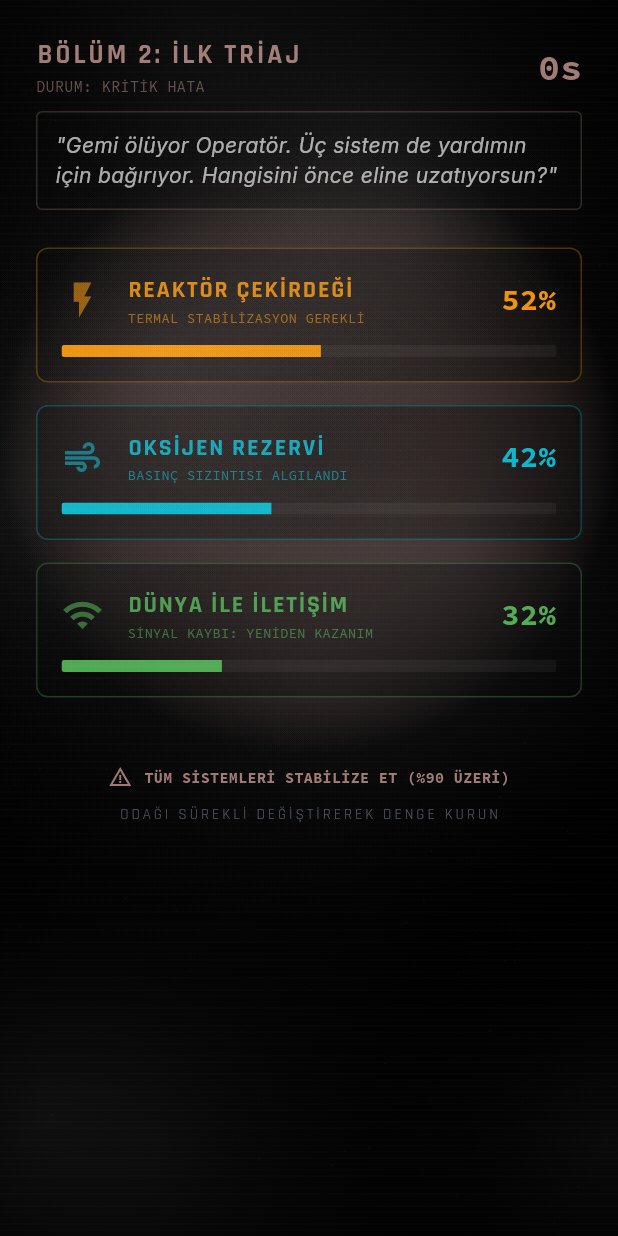
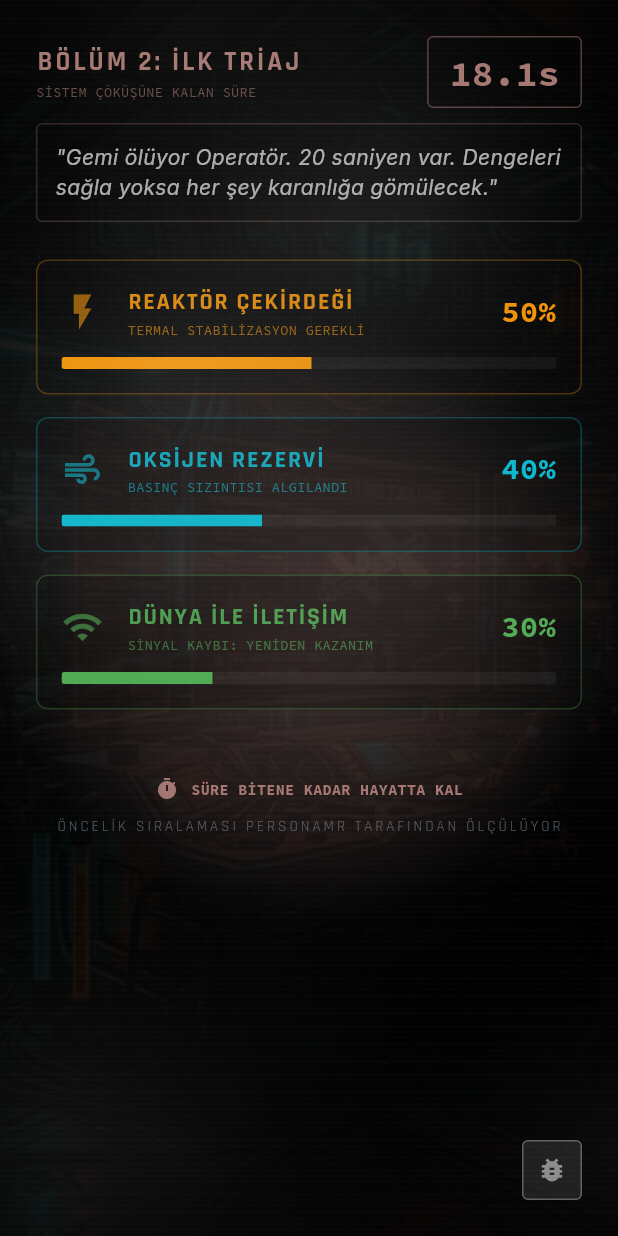
Before and after one commit to beratmertdurmazer/horizon, a Flutter app: the Chapter2Screen screen opened directly, on a phone screen of 412 x 824 dp. Run offline on Flutter 3.47's test engine with Material 3 defaults, Android fonts, the phone set to English and light mode, and no system bars; our stand-ins replace google_fonts, web; missing offline and left inert: dart:js_interop.

Commit message:
UI: Darkened backgrounds for better readability and fixed stack constraints

```diff
--- a/lib/screens/chapter2_screen.dart
+++ b/lib/screens/chapter2_screen.dart
@@ -6,6 +6,7 @@ import 'package:horizon_protocol/core/app_theme.dart';
 import 'package:horizon_protocol/services/persona_mr.dart';
 import 'package:horizon_protocol/services/audio_service.dart';
 import 'package:horizon_protocol/screens/chapter3_screen.dart';
+import 'package:horizon_protocol/widgets/dev_nav.dart';
 
 class Chapter2Screen extends StatefulWidget {
   const Chapter2Screen({super.key});
@@ -17,14 +18,20 @@ class Chapter2Screen extends StatefulWidget {
 enum TriageSystem { reactor, oxygen, comms, none }
 
 class _Chapter2ScreenState extends State<Chapter2Screen> with TickerProviderStateMixin {
+  // Sistem Durumları (0.0 - 1.0)
   double _reactorHealth = 0.6;
   double _oxygenLevel = 0.5;
   double _commsSignal = 0.4;
+
   TriageSystem _focusedSystem = TriageSystem.none;
   bool _isCompleted = false;
-  late Stopwatch _stopwatch;
+
+  // Geri Sayım Süresi (20 Saniye)
+  double _timeLeft = 20.0;
   Timer? _tickTimer;
   Timer? _heartbeatTimer;
+
+  // PersonaMR Bilgileri
   TriageSystem? _firstPriority;
   Map<TriageSystem, double> _timeSpent = {
     TriageSystem.reactor: 0,
@@ -40,10 +47,10 @@ class _Chapter2ScreenState extends State<Chapter2Screen> with TickerProviderStat
   @override
   void initState() {
     super.initState();
-    _stopwatch = Stopwatch()..start();
     _pulseController = AnimationController(duration: const Duration(seconds: 2), vsync: this)..repeat(reverse: true);
     _stressController = AnimationController(duration: const Duration(milliseconds: 600), vsync: this)..repeat(reverse: true);
     _glitchController = AnimationController(duration: const Duration(milliseconds: 150), vsync: this);
+
     _startTicking();
     _startHeartbeat();
   }
@@ -51,12 +58,23 @@ class _Chapter2ScreenState extends State<Chapter2Screen> with TickerProviderStat
   void _startTicking() {
     _tickTimer = Timer.periodic(const Duration(milliseconds: 50), (timer) {
       if (_isCompleted) return;
+
       setState(() {
-        double decayFactor = 0.002;
-        double repairFactor = 0.008;
+        _timeLeft -= 0.05; // 50ms = 0.05s
+
+        if (_timeLeft <= 0) {
+          _timeLeft = 0;
+          _completeTriage();
+          return;
+        }
+
+        double decayFactor = 0.0025; // Biraz daha hızlandırdım kaosu artırmak için
+        double repairFactor = 0.012; // Odaklanıldığında daha hızlı iyileşme
+
         _reactorHealth -= decayFactor;
         _oxygenLevel -= decayFactor;
         _commsSignal -= decayFactor;
+
         if (_focusedSystem != TriageSystem.none) {
           _timeSpent[_focusedSystem] = (_timeSpent[_focusedSystem] ?? 0) + 50;
           switch (_focusedSystem) {
@@ -66,11 +84,14 @@ class _Chapter2ScreenState extends State<Chapter2Screen> with TickerProviderStat
             default: break;
           }
         }
+
         _reactorHealth = _reactorHealth.clamp(0.0, 1.0);
         _oxygenLevel = _oxygenLevel.clamp(0.0, 1.0);
         _commsSignal = _commsSignal.clamp(0.0, 1.0);
-        if (_reactorHealth > 0.9 && _oxygenLevel > 0.9 && _commsSignal > 0.9) _completeTriage();
-        if (_reactorHealth <= 0 || _oxygenLevel <= 0 || _commsSignal <= 0) _triggerGlitch();
+
+        if (_reactorHealth <= 0 || _oxygenLevel <= 0 || _commsSignal <= 0) {
+           _triggerGlitch();
+        }
       });
     });
   }
@@ -78,10 +99,16 @@ class _Chapter2ScreenState extends State<Chapter2Screen> with TickerProviderStat
   void _startHeartbeat() {
     _heartbeatTimer?.cancel();
     double minHealth = math.min(_reactorHealth, math.min(_oxygenLevel, _commsSignal));
-    int bpm = (60 + (40 * (1.0 - minHealth)) + (_stopwatch.elapsed.inSeconds * 2)).clamp(60, 180).toInt();
+    // Süre azaldıkça ve can azaldıkça nabız artar
+    int bpm = (60 + (60 * (1.0 - minHealth)) + ((20 - _timeLeft) * 3)).clamp(60, 200).toInt();
+
     _stressController.duration = Duration(milliseconds: (30000 / bpm).toInt());
+
     _heartbeatTimer = Timer(Duration(milliseconds: (60000 / bpm).toInt()), () {
-      if (!_isCompleted) { AudioService().playHeartbeat(); _startHeartbeat(); }
+      if (!_isCompleted) {
+        AudioService().playHeartbeat();
+        _startHeartbeat();
+      }
     });
   }
 
@@ -102,25 +129,34 @@ class _Chapter2ScreenState extends State<Chapter2Screen> with TickerProviderStat
   void _completeTriage() {
     if (_isCompleted) return;
     _isCompleted = true;
-    _stopwatch.stop();
     _tickTimer?.cancel();
     _heartbeatTimer?.cancel();
-    PersonaMR().logDecision(moduleId: "MOD_1", chapterId: "Bölüm 2: İlk TriaJ", choiceId: "TRIAGE_COMPLETED", durationMs: _stopwatch.elapsedMilliseconds, triggers: ["priority_${_firstPriority.toString().split('.').last}", "balance_score_${(_reactorHealth + _oxygenLevel + _commsSignal) / 3}"]);
+
+    PersonaMR().logDecision(
+      moduleId: "MOD_1",
+      chapterId: "Bölüm 2: İlk TriaJ",
+      choiceId: "TRIAGE_TIME_UP",
+      durationMs: 20000,
+      triggers: [
+        "priority_${_firstPriority.toString().split('.').last}",
+        "final_avg_${(_reactorHealth + _oxygenLevel + _commsSignal) / 3}"
+      ],
+    );
 
     Future.delayed(const Duration(seconds: 2), () {
       if (mounted) {
-        Navigator.pushReplacement(
-          context,
-          MaterialPageRoute(builder: (context) => const Chapter3Screen()),
-        );
+        Navigator.pushReplacement(context, MaterialPageRoute(builder: (context) => const Chapter3Screen()));
       }
     });
   }
 
   @override
   void dispose() {
-    _tickTimer?.cancel(); _heartbeatTimer?.cancel();
-    _pulseController.dispose(); _stressController.dispose(); _glitchController.dispose();
+    _tickTimer?.cancel();
+    _heartbeatTimer?.cancel();
+    _pulseController.dispose();
+    _stressController.dispose();
+    _glitchController.dispose();
     super.dispose();
   }
 
@@ -135,11 +171,13 @@ class _Chapter2ScreenState extends State<Chapter2Screen> with TickerProviderStat
       backgroundColor: Colors.black,
       body: Stack(
         children: [
-          Positioned.fill(child: Container(decoration: BoxDecoration(gradient: RadialGradient(colors: [stressColor.withOpacity(0.1 + (1.0 - minHealth) * 0.2), Colors.black])))),
-          Transform.translate(
+          Positioned.fill(child: Image.asset("assets/images/chapter2_background.png", fit: BoxFit.cover, color: Colors.black.withOpacity(0.9), colorBlendMode: BlendMode.darken)),
+          Positioned.fill(child: Container(decoration: BoxDecoration(gradient: RadialGradient(colors: [stressColor.withOpacity(0.1 + (1.0 - minHealth) * 0.2), Colors.black.withOpacity(0.4)])))),
+          SizedBox.expand(
+            child: Transform.translate(
               offset: Offset(xShift, yShift),
               child: SafeArea(
-              child: SingleChildScrollView( // SCROLL EKLENDI
+                child: SingleChildScrollView(
                   child: Padding(
                     padding: const EdgeInsets.all(24.0),
                     child: Column(
@@ -147,13 +185,13 @@ class _Chapter2ScreenState extends State<Chapter2Screen> with TickerProviderStat
                         _buildHeader(stressColor),
                         const SizedBox(height: 10),
                         _buildNarrativeWindow(stressColor),
-                      const SizedBox(height: 25), // SPACER YERINE SIZEDBOX
+                        const SizedBox(height: 25),
                         _buildPanel(title: "REAKTÖR ÇEKİRDEĞİ", subtitle: "TERMAL STABİLİZASYON GEREKLİ", value: _reactorHealth, color: Colors.orange, icon: Icons.flash_on, system: TriageSystem.reactor),
                         const SizedBox(height: 15),
                         _buildPanel(title: "OKSİJEN REZERVİ", subtitle: "BASINÇ SIZINTISI ALGILANDI", value: _oxygenLevel, color: Colors.cyan, icon: Icons.air, system: TriageSystem.oxygen),
                         const SizedBox(height: 15),
                         _buildPanel(title: "DÜNYA İLE İLETİŞİM", subtitle: "SİNYAL KAYBI: YENİDEN KAZANIM", value: _commsSignal, color: Colors.green, icon: Icons.wifi, system: TriageSystem.comms),
-                      const SizedBox(height: 25), // SPACER YERINE SIZEDBOX
+                        const SizedBox(height: 25),
                         _buildSystemStatus(stressColor),
                       ],
                     ),
@@ -161,6 +199,8 @@ class _Chapter2ScreenState extends State<Chapter2Screen> with TickerProviderStat
                 ),
               ),
             ),
+          ),
+          const DevNav(),
           if (minHealth < 0.3) IgnorePointer(child: AnimatedBuilder(animation: _stressController, builder: (context, child) { return Container(decoration: BoxDecoration(gradient: RadialGradient(colors: [Colors.transparent, Colors.red.withOpacity(_stressController.value * 0.3)], stops: const [0.5, 1.0]))); })),
         ],
       ),
@@ -173,15 +213,22 @@ class _Chapter2ScreenState extends State<Chapter2Screen> with TickerProviderStat
       children: [
         Column(crossAxisAlignment: CrossAxisAlignment.start, children: [
           Text("BÖLÜM 2: İLK TRİAJ", style: GoogleFonts.rajdhani(color: color, fontSize: 18, fontWeight: FontWeight.bold, letterSpacing: 2.0)),
-          Text("DURUM: ${_isCompleted ? "STABİLİZASYON" : "KRİTİK HATA"}", style: GoogleFonts.sourceCodePro(color: color.withOpacity(0.6), fontSize: 10)),
+          Text("SİSTEM ÇÖKÜŞÜNE KALAN SÜRE", style: GoogleFonts.sourceCodePro(color: color.withOpacity(0.6), fontSize: 9)),
         ]),
-        Text("${_stopwatch.elapsed.inSeconds}s", style: GoogleFonts.sourceCodePro(color: color, fontSize: 24, fontWeight: FontWeight.bold)),
+        Container(
+          padding: const EdgeInsets.symmetric(horizontal: 14, vertical: 6),
+          decoration: BoxDecoration(color: Colors.black.withOpacity(0.6), border: Border.all(color: color.withOpacity(0.5)), borderRadius: BorderRadius.circular(4)),
+          child: Text(
+            "${_timeLeft.toStringAsFixed(1)}s",
+            style: GoogleFonts.sourceCodePro(color: color, fontSize: 24, fontWeight: FontWeight.bold),
+          ),
+        ),
       ],
     );
   }
 
   Widget _buildNarrativeWindow(Color color) {
-    return Container(padding: const EdgeInsets.all(12), decoration: BoxDecoration(color: Colors.black.withOpacity(0.6), border: Border.all(color: color.withOpacity(0.3)), borderRadius: BorderRadius.circular(4)), child: Text("\"Gemi ölüyor Operatör. Üç sistem de yardımın için bağırıyor. Hangisini önce eline uzatıyorsun?\"", style: GoogleFonts.inter(color: Colors.white70, fontSize: 14, fontStyle: FontStyle.italic)));
+    return Container(padding: const EdgeInsets.all(12), decoration: BoxDecoration(color: Colors.black.withOpacity(0.6), border: Border.all(color: color.withOpacity(0.3)), borderRadius: BorderRadius.circular(4)), child: Text("\"Gemi ölüyor Operatör. 20 saniyen var. Dengeleri sağla yoksa her şey karanlığa gömülecek.\"", style: GoogleFonts.inter(color: Colors.white70, fontSize: 14, fontStyle: FontStyle.italic)));
   }
 
   Widget _buildPanel({required String title, required String subtitle, required double value, required Color color, required IconData icon, required TriageSystem system}) {
@@ -212,9 +259,9 @@ class _Chapter2ScreenState extends State<Chapter2Screen> with TickerProviderStat
 
   Widget _buildSystemStatus(Color color) {
     return Container(padding: const EdgeInsets.symmetric(vertical: 20), child: Column(children: [
-      Row(mainAxisAlignment: MainAxisAlignment.center, children: [Icon(Icons.warning_amber, color: color, size: 16), const SizedBox(width: 8), Text("TÜM SİSTEMLERİ STABİLİZE ET (%90 ÜZERİ)", style: GoogleFonts.sourceCodePro(color: color, fontSize: 10, fontWeight: FontWeight.bold))]),
+      Row(mainAxisAlignment: MainAxisAlignment.center, children: [Icon(Icons.timer, color: color, size: 16), const SizedBox(width: 8), Text("SÜRE BİTENE KADAR HAYATTA KAL", style: GoogleFonts.sourceCodePro(color: color, fontSize: 10, fontWeight: FontWeight.bold))]),
       const SizedBox(height: 10),
-      Text("ODAĞI SÜREKLİ DEĞİŞTİREREK DENGE KURUN", style: GoogleFonts.rajdhani(color: AppTheme.textSecondary.withOpacity(0.5), fontSize: 10, letterSpacing: 2.0)),
+      Text("ÖNCELİK SIRALAMASI PERSONAMR TARAFINDAN ÖLÇÜLÜYOR", style: GoogleFonts.rajdhani(color: AppTheme.textSecondary.withOpacity(0.5), fontSize: 10, letterSpacing: 2.0)),
     ]));
   }
 }
--- /dev/null
+++ b/lib/widgets/dev_nav.dart
@@ -0,0 +1,82 @@
+import 'package:flutter/material.dart';
+import 'package:google_fonts/google_fonts.dart';
+import 'package:horizon_protocol/screens/chapter1_screen.dart';
+import 'package:horizon_protocol/screens/chapter2_screen.dart';
+import 'package:horizon_protocol/screens/chapter3_screen.dart';
+
+class DevNav extends StatefulWidget {
+  const DevNav({super.key});
+
+  @override
+  State<DevNav> createState() => _DevNavState();
+}
+
+class _DevNavState extends State<DevNav> {
+  bool _isExpanded = false;
+
+  @override
+  Widget build(BuildContext context) {
+    return Positioned(
+      bottom: 20,
+      right: 20,
+      child: Column(
+        crossAxisAlignment: CrossAxisAlignment.end,
+        children: [
+          if (_isExpanded) ...[
+            _buildNavButton("C1", const Chapter1Screen()),
+            const SizedBox(height: 8),
+            _buildNavButton("C2", const Chapter2Screen()),
+            const SizedBox(height: 8),
+            _buildNavButton("C3", const Chapter3Screen()),
+            const SizedBox(height: 8),
+            // Gelecek bölümler için placeholder
+            _buildNavButton("C4", null),
+            const SizedBox(height: 12),
+          ],
+          FloatingActionButton.small(
+            backgroundColor: Colors.white.withOpacity(0.1),
+            shape: RoundedRectangleBorder(
+              side: BorderSide(color: Colors.white.withOpacity(0.3)),
+              borderRadius: BorderRadius.circular(4),
+            ),
+            onPressed: () => setState(() => _isExpanded = !_isExpanded),
+            child: Icon(
+              _isExpanded ? Icons.close : Icons.bug_report,
+              color: Colors.white.withOpacity(0.5),
+              size: 20,
+            ),
+          ),
+        ],
+      ),
+    );
+  }
+
+  Widget _buildNavButton(String label, Widget? target) {
+    return InkWell(
+      onTap: () {
+        if (target != null) {
+          Navigator.pushReplacement(
+            context,
+            MaterialPageRoute(builder: (context) => target),
+          );
+        }
+      },
+      child: Container(
+        padding: const EdgeInsets.symmetric(horizontal: 12, vertical: 6),
+        decoration: BoxDecoration(
+          color: Colors.black.withOpacity(0.8),
+          border: Border.all(color: Colors.white.withOpacity(0.3)),
+          borderRadius: BorderRadius.circular(4),
+        ),
+        child: Text(
+          label,
+          style: GoogleFonts.sourceCodePro(
+            color: target != null ? Colors.white : Colors.white24,
+            fontSize: 12,
+            fontWeight: FontWeight.bold,
+          ),
+        ),
+      ),
+    );
+  }
+}
```
Also changed, not shown: lib/screens/chapter1_screen.dart (+23 -5 lines), lib/screens/chapter3_screen.dart (+12 -5 lines), assets/images/chapter2_background.png (added), assets/images/chapter3_background.png (added). Lines whose indentation alone changed are shown as unchanged.
